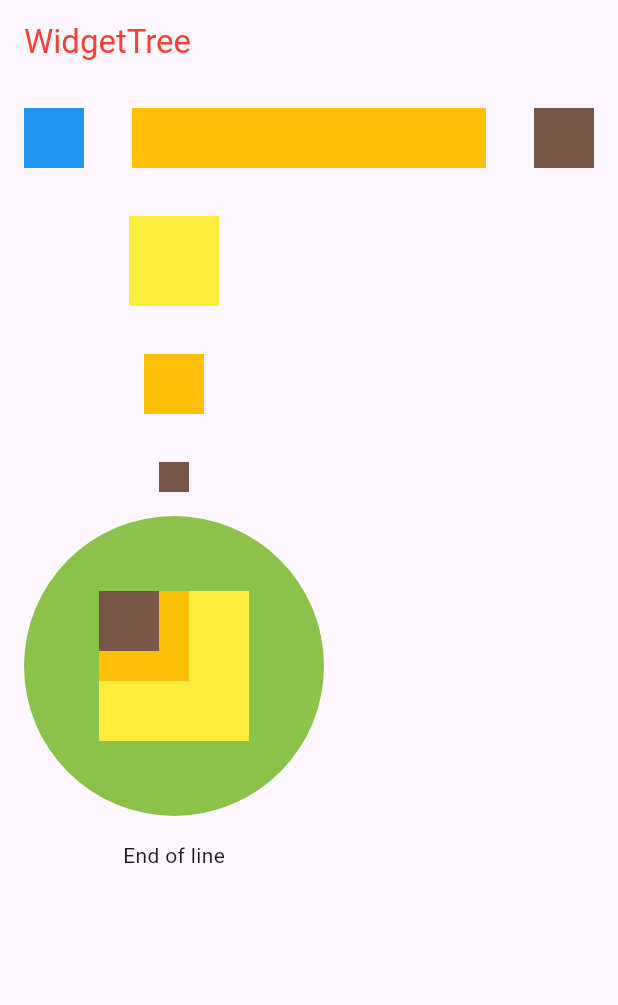
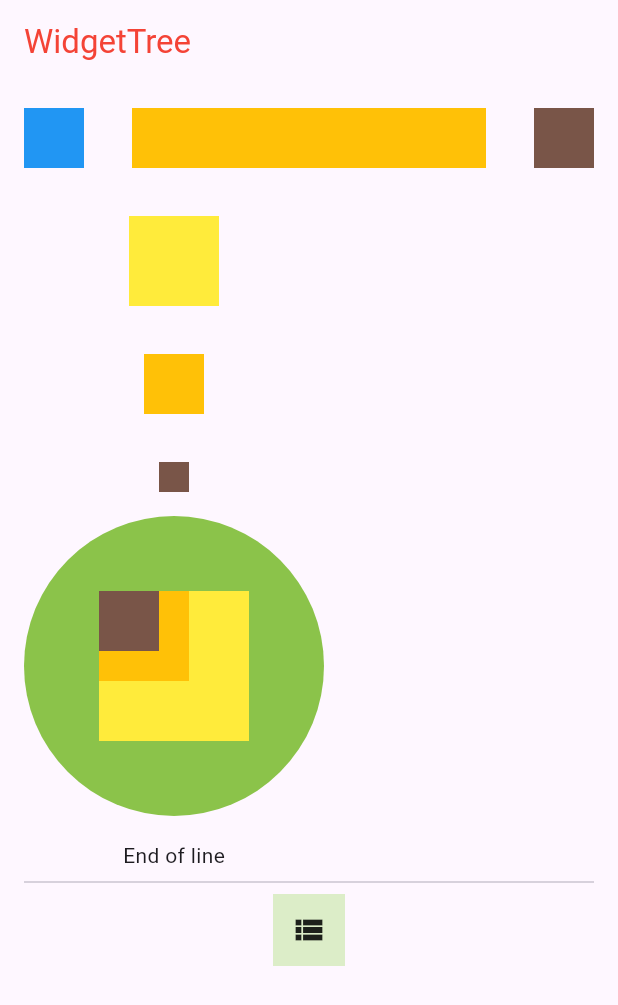
Before and after one commit to DikshitBhatta/Flutter, a Flutter app: the screen it shows after launch, on a phone screen of 412 x 824 dp. Shown: the top 1005 px of the screen. Run offline on Flutter 3.47's test engine with Material 3 defaults, Android fonts, the phone set to English and light mode, and no system bars.

Commit message:
popup menu

```diff
--- a/learnwidgettree/lib/pages/home.dart
+++ b/learnwidgettree/lib/pages/home.dart
@@ -25,7 +25,9 @@
                 Padding(
                   padding: EdgeInsets.all(16.00),
                 ),
-                _buildhorizontalrow3()
+                _buildhorizontalrow3(),
+                Divider(),
+                const PopupMenuButtonWidget(),
               ],
             ),
           ),
@@ -136,3 +138,47 @@
     ],
   );
 }
+
+class ToDoMenuItem {
+  final String? title;
+  final Icon? icon;
+  ToDoMenuItem({this.title, this.icon});
+}
+
+List<ToDoMenuItem> foodMenuList = [
+  ToDoMenuItem(title: 'Breakfast', icon: Icon(Icons.food_bank)),
+  ToDoMenuItem(title: 'cycling', icon: Icon(Icons.bike_scooter)),
+  ToDoMenuItem(title: 'walking', icon: Icon(Icons.assist_walker)),
+  ToDoMenuItem(title: 'football', icon: Icon(Icons.sports_football)),
+];
+
+class PopupMenuButtonWidget extends StatelessWidget {
+  const PopupMenuButtonWidget({Key? key}) : super(key: key);
+  @override
+  Widget build(BuildContext context) {
+    return Container(
+      color: Colors.lightGreen.shade100,
+      child: PopupMenuButton<ToDoMenuItem>(
+        icon: Icon(Icons.view_list),
+        onSelected: ((valueSelected) {
+          print('valueSelected: ${valueSelected}');
+        }),
+        itemBuilder: (BuildContext context) {
+          return foodMenuList.map(
+            (ToDoMenuItem toDoMenuItem) {
+              return PopupMenuItem<ToDoMenuItem>(
+                value: toDoMenuItem,
+                child: Row(
+                  children: <Widget>[
+                    Icon(toDoMenuItem.icon!.icon),
+                    Text(toDoMenuItem.title!),
+                  ],
+                ),
+              );
+            },
+          ).toList();
+        },
+      ),
+    );
+  }
+}
```
